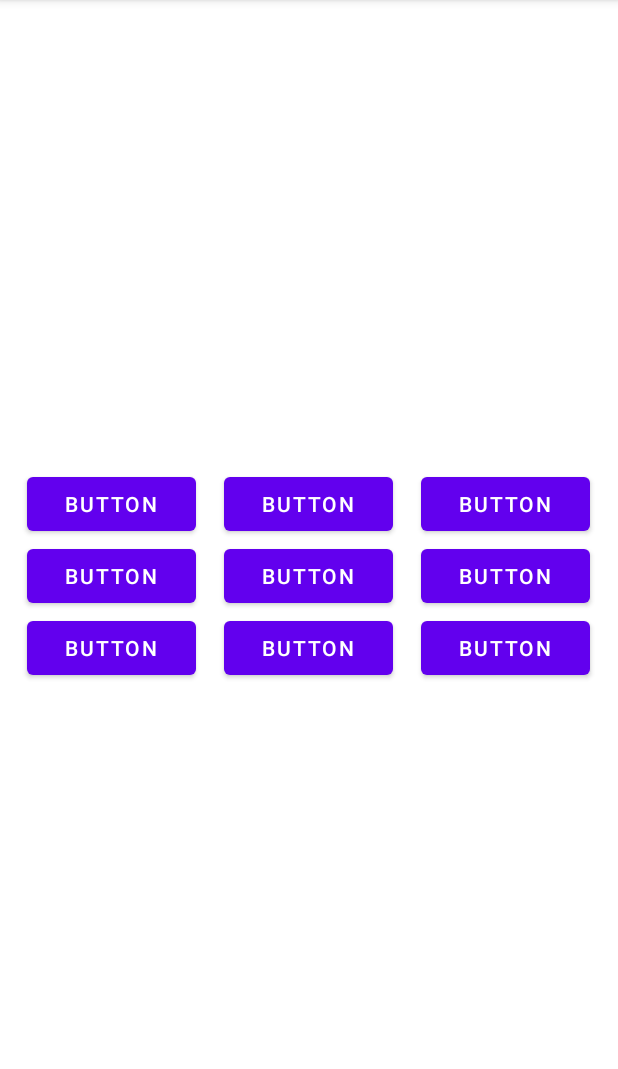
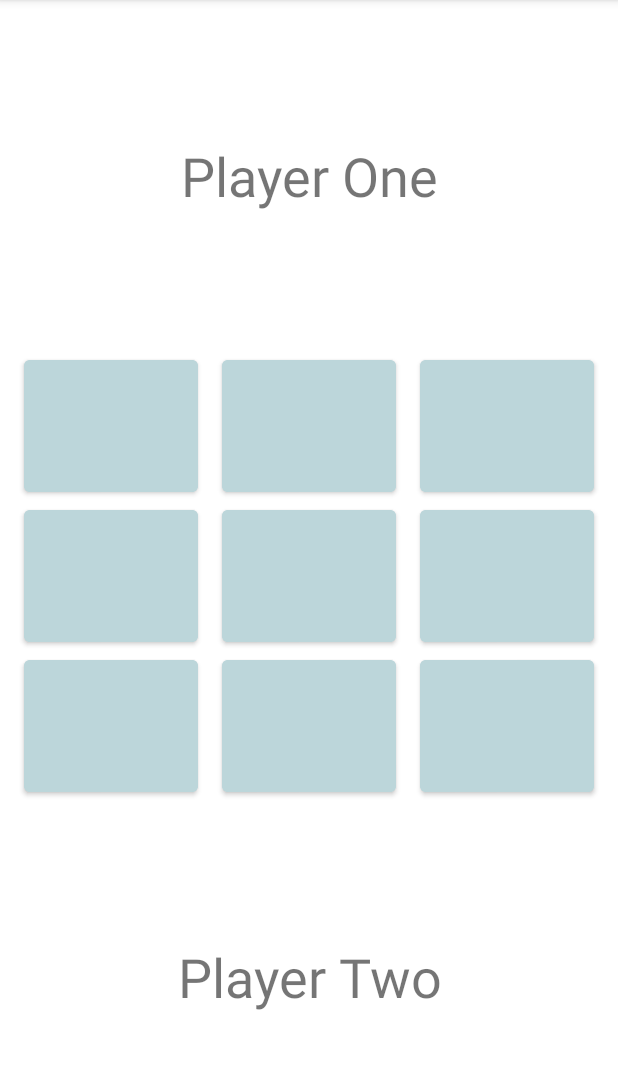
Before and after one commit to V1leDev/TicTacToeMVC, an Android app: the screen it shows after launch (MainActivity), on a phone screen of 412 x 824 dp, the part 84-1153 px from its top. Run offline under Robolectric (Android 15) with nearby library versions, the phone set to English and light mode, and no system bars.

Commit message:
Update GUI

```diff
--- a/app/src/main/res/layout/activity_main.xml
+++ b/app/src/main/res/layout/activity_main.xml
@@ -7,16 +7,13 @@
     tools:context=".controller.MainActivity">
 
     <LinearLayout
+        android:id="@+id/linearLayout"
         android:layout_width="match_parent"
         android:layout_height="wrap_content"
         android:orientation="vertical"
         app:layout_constraintBottom_toBottomOf="parent"
         app:layout_constraintTop_toTopOf="parent"
         tools:layout_editor_absoluteX="209dp">
-
-        <Space
-            android:layout_width="match_parent"
-            android:layout_height="wrap_content" />
 
         <LinearLayout
             android:layout_width="match_parent"
@@ -29,11 +26,11 @@
                 android:layout_weight="1" />
 
             <Button
-                android:id="@+id/button10"
-                android:layout_width="wrap_content"
-                android:layout_height="wrap_content"
+                android:id="@+id/buttonField1"
+                android:layout_width="100dp"
+                android:layout_height="100dp"
                 android:layout_weight="1"
-                android:text="Button" />
+                android:backgroundTint="#BCD6DA" />
 
             <Space
                 android:layout_width="wrap_content"
@@ -41,11 +38,11 @@
                 android:layout_weight="1" />
 
             <Button
-                android:id="@+id/button11"
-                android:layout_width="wrap_content"
-                android:layout_height="wrap_content"
+                android:id="@+id/buttonField2"
+                android:layout_width="100dp"
+                android:layout_height="100dp"
                 android:layout_weight="1"
-                android:text="Button" />
+                android:backgroundTint="#BCD6DA" />
 
             <Space
                 android:layout_width="wrap_content"
@@ -53,11 +50,11 @@
                 android:layout_weight="1" />
 
             <Button
-                android:id="@+id/button12"
-                android:layout_width="wrap_content"
-                android:layout_height="wrap_content"
+                android:id="@+id/buttonField3"
+                android:layout_width="100dp"
+                android:layout_height="100dp"
                 android:layout_weight="1"
-                android:text="Button" />
+                android:backgroundTint="#BCD6DA" />
 
             <Space
                 android:layout_width="wrap_content"
@@ -76,11 +73,11 @@
                 android:layout_weight="1" />
 
             <Button
-                android:id="@+id/button4"
-                android:layout_width="wrap_content"
-                android:layout_height="wrap_content"
+                android:id="@+id/buttonField4"
+                android:layout_width="100dp"
+                android:layout_height="100dp"
                 android:layout_weight="1"
-                android:text="Button" />
+                android:backgroundTint="#BCD6DA" />
 
             <Space
                 android:layout_width="wrap_content"
@@ -88,11 +85,11 @@
                 android:layout_weight="1" />
 
             <Button
-                android:id="@+id/button5"
-                android:layout_width="wrap_content"
-                android:layout_height="wrap_content"
+                android:id="@+id/buttonField5"
+                android:layout_width="100dp"
+                android:layout_height="100dp"
                 android:layout_weight="1"
-                android:text="Button" />
+                android:backgroundTint="#BCD6DA" />
 
             <Space
                 android:layout_width="wrap_content"
@@ -100,11 +97,11 @@
                 android:layout_weight="1" />
 
             <Button
-                android:id="@+id/button6"
-                android:layout_width="wrap_content"
-                android:layout_height="wrap_content"
+                android:id="@+id/buttonField6"
+                android:layout_width="100dp"
+                android:layout_height="100dp"
                 android:layout_weight="1"
-                android:text="Button" />
+                android:backgroundTint="#BCD6DA" />
 
             <Space
                 android:layout_width="wrap_content"
@@ -123,11 +120,11 @@
                 android:layout_weight="1" />
 
             <Button
-                android:id="@+id/button7"
-                android:layout_width="wrap_content"
-                android:layout_height="wrap_content"
+                android:id="@+id/buttonField7"
+                android:layout_width="100dp"
+                android:layout_height="100dp"
                 android:layout_weight="1"
-                android:text="Button" />
+                android:backgroundTint="#BCD6DA" />
 
             <Space
                 android:layout_width="wrap_content"
@@ -135,11 +132,11 @@
                 android:layout_weight="1" />
 
             <Button
-                android:id="@+id/button8"
-                android:layout_width="wrap_content"
-                android:layout_height="wrap_content"
+                android:id="@+id/buttonField8"
+                android:layout_width="100dp"
+                android:layout_height="100dp"
                 android:layout_weight="1"
-                android:text="Button" />
+                android:backgroundTint="#BCD6DA" />
 
             <Space
                 android:layout_width="wrap_content"
@@ -147,11 +144,11 @@
                 android:layout_weight="1" />
 
             <Button
-                android:id="@+id/button9"
-                android:layout_width="wrap_content"
-                android:layout_height="wrap_content"
+                android:id="@+id/buttonField9"
+                android:layout_width="100dp"
+                android:layout_height="100dp"
                 android:layout_weight="1"
-                android:text="Button" />
+                android:backgroundTint="#BCD6DA" />
 
             <Space
                 android:layout_width="wrap_content"
@@ -159,8 +156,29 @@
                 android:layout_weight="1" />
         </LinearLayout>
 
-        <Space
-            android:layout_width="match_parent"
-            android:layout_height="wrap_content" />
     </LinearLayout>
+
+    <TextView
+        android:id="@+id/textViewPlayer2"
+        android:layout_width="wrap_content"
+        android:layout_height="wrap_content"
+        android:text="@string/player2"
+        android:textAlignment="center"
+        android:textSize="36sp"
+        app:layout_constraintBottom_toBottomOf="parent"
+        app:layout_constraintEnd_toEndOf="parent"
+        app:layout_constraintStart_toStartOf="parent"
+        app:layout_constraintTop_toBottomOf="@+id/linearLayout" />
+
+    <TextView
+        android:id="@+id/textViewPlayer1"
+        android:layout_width="wrap_content"
+        android:layout_height="wrap_content"
+        android:text="@string/player1"
+        android:textAlignment="center"
+        android:textSize="36sp"
+        app:layout_constraintBottom_toTopOf="@+id/linearLayout"
+        app:layout_constraintEnd_toEndOf="parent"
+        app:layout_constraintStart_toStartOf="parent"
+        app:layout_constraintTop_toTopOf="parent" />
 </androidx.constraintlayout.widget.ConstraintLayout>
--- a/app/src/main/res/values/strings.xml
+++ b/app/src/main/res/values/strings.xml
@@ -1,3 +1,5 @@
 <resources>
     <string name="app_name">TicTacToe</string>
+    <string name="player1">Player One</string>
+    <string name="player2">Player Two</string>
 </resources>
```
